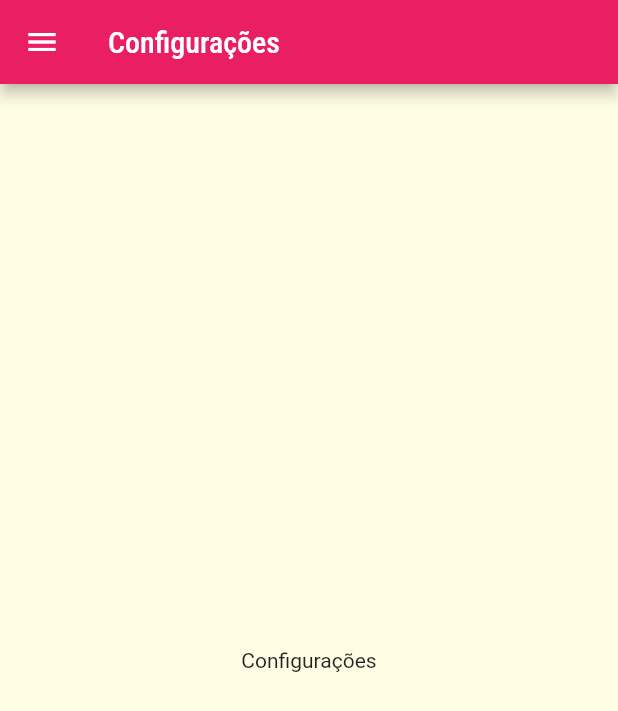
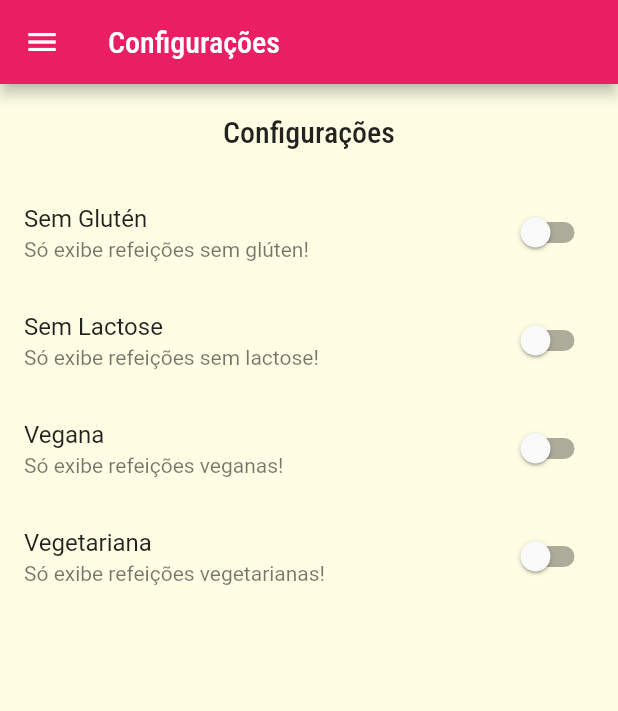
Before and after one commit to reisalazar/App-Recipes-Flutter, a Flutter app: the SettingsScreen screen opened by its route, on a phone screen of 412 x 824 dp. Shown: the top 711 px of the screen. Run offline on Flutter 3.47's test engine with Material 2 defaults, Android fonts, the light colour scheme and no system bars.

Commit message:
Config Screen

```diff
--- /dev/null
+++ b/lib/models/settings.dart
@@ -0,0 +1,13 @@
+class Settings {
+  bool isGlutenFree;
+  bool isLactoseFree;
+  bool isVegan;
+  bool isVegetarian;
+
+  Settings({
+    this.isGlutenFree = false,
+    this.isLactoseFree = false,
+    this.isVegan = false,
+    this.isVegetarian = false,
+  });
+}
--- a/lib/screens/settings_screen.dart
+++ b/lib/screens/settings_screen.dart
@@ -1,18 +1,78 @@
 import 'package:flutter/material.dart';
-import 'package:recipies/components/main_drawer.dart';
+import '../components/main_drawer.dart';
+import '../models/settings.dart';
 
-class SettingsScreen extends StatelessWidget {
-  const SettingsScreen({super.key});
+class SettingsScreen extends StatefulWidget {
+  const SettingsScreen({Key? key}) : super(key: key);
+
+  @override
+  State<SettingsScreen> createState() => _SettingsScreenState();
+}
+
+class _SettingsScreenState extends State<SettingsScreen> {
+  var settings = Settings();
+
+  Widget _createSwitch(
+    String title,
+    String subtitle,
+    bool value,
+    Function(bool) onChanged,
+  ) {
+    return SwitchListTile.adaptive(
+      title: Text(title),
+      subtitle: Text(subtitle),
+      value: value,
+      onChanged: onChanged,
+    );
+  }
 
   @override
   Widget build(BuildContext context) {
     return Scaffold(
       appBar: AppBar(
-        title: Text('Configurações'),
+        title: const Text('Configurações'),
       ),
-      drawer: MainDrawer(),
-      body: Center(
-        child: Text('Configurações'),
+      drawer: const MainDrawer(),
+      body: Column(
+        children: [
+          Container(
+            padding: const EdgeInsets.all(20),
+            child: Text(
+              'Configurações',
+              style: Theme.of(context).textTheme.headline6,
+            ),
+          ),
+          Expanded(
+            child: ListView(
+              children: [
+                _createSwitch(
+                  'Sem Glutén',
+                  'Só exibe refeições sem glúten!',
+                  settings.isGlutenFree,
+                  (value) => setState(() => settings.isGlutenFree = value),
+                ),
+                _createSwitch(
+                  'Sem Lactose',
+                  'Só exibe refeições sem lactose!',
+                  settings.isLactoseFree,
+                  (value) => setState(() => settings.isLactoseFree = value),
+                ),
+                _createSwitch(
+                  'Vegana',
+                  'Só exibe refeições veganas!',
+                  settings.isVegan,
+                  (value) => setState(() => settings.isVegan = value),
+                ),
+                _createSwitch(
+                  'Vegetariana',
+                  'Só exibe refeições vegetarianas!',
+                  settings.isVegetarian,
+                  (value) => setState(() => settings.isVegetarian = value),
+                ),
+              ],
+            ),
+          )
+        ],
       ),
     );
   }
```
